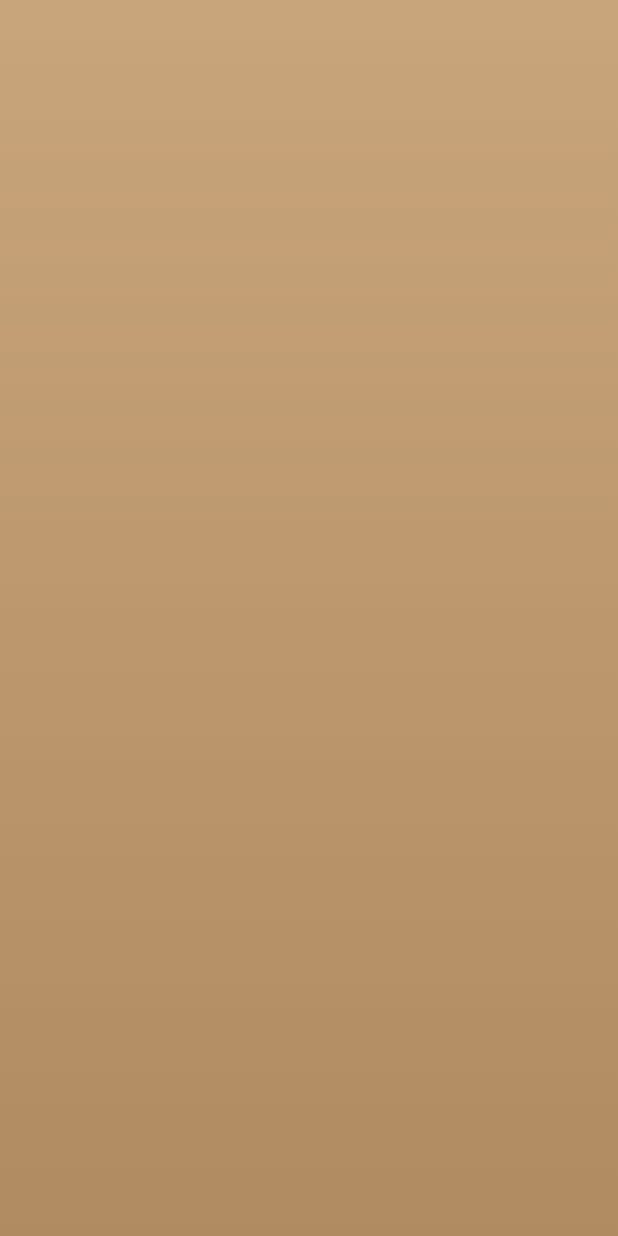
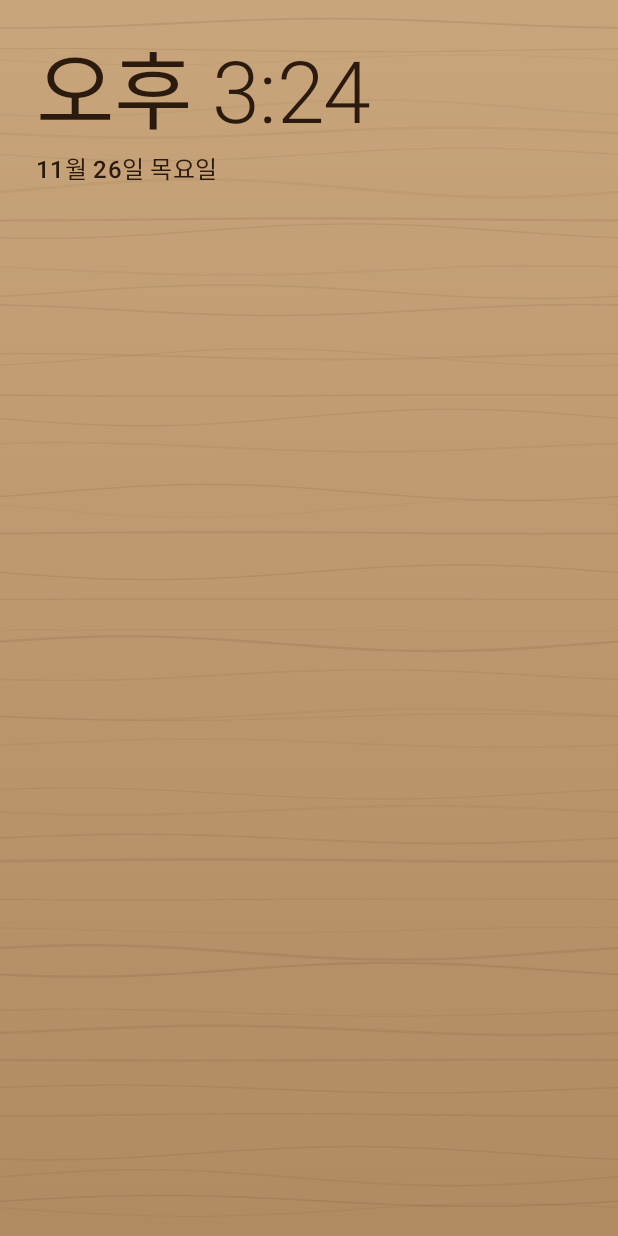
Before and after one commit to baehh4159/launcher, an Android app built with Jetpack Compose: the @Preview function DeskScreenLoadingPreview, on a phone screen of 412 x 824 dp. Run offline under Robolectric (Android 15) with nearby library versions, the phone set to English and light mode, and no system bars; libraries missing offline, so code that uses them is left out: androidx.hilt.lifecycle.

Commit message:
feat(desk): SHELL-02 책상 시계·날짜와 나뭇결 배경
- TIME_TICK/TIME_CHANGED/TIMEZONE_CHANGED + 재개 시 보정으로 분 단위 시계
- 12/24시간제·로케일별 포맷 (DeskClockFormatter + 단위 테스트)
- DeskSurface 나뭇결(drawWithCache), DeskColors.onDesk/deskGrain 토큰
- Preview: DeskClock(라이트/다크/글꼴 배율), DeskScreen 갱신

Co-Authored-By: Claude Opus 5.5 <noreply@anthropic.com>
Claude-Session: https://claude.ai/code/session_01SZ5NYnqNU5NRdHTfN6dLwr

```diff
--- a/core/designsystem/src/main/kotlin/com/desklauncher/core/designsystem/component/DeskSurface.kt
+++ b/core/designsystem/src/main/kotlin/com/desklauncher/core/designsystem/component/DeskSurface.kt
@@ -9,12 +9,18 @@ import androidx.compose.material3.Text
 import androidx.compose.runtime.Composable
 import androidx.compose.ui.Alignment
 import androidx.compose.ui.Modifier
+import androidx.compose.ui.draw.drawWithCache
+import androidx.compose.ui.geometry.Offset
 import androidx.compose.ui.graphics.Brush
+import androidx.compose.ui.graphics.Color
+import androidx.compose.ui.unit.dp
 import com.desklauncher.core.designsystem.preview.DeskFontScalePreviews
 import com.desklauncher.core.designsystem.preview.DeskPreviews
 import com.desklauncher.core.designsystem.theme.DeskTheme
+import kotlin.math.sin
+import kotlin.random.Random
 
-/** 책상 상판 배경. 질감(나뭇결) 레이어는 SHELL-02에서 추가한다. */
+/** 책상 상판 배경: 세로 그라데이션 + 은은한 나뭇결. */
 @Composable
 fun DeskSurface(
     modifier: Modifier = Modifier,
@@ -24,10 +30,42 @@ fun DeskSurface(
     Box(
         modifier = modifier
             .fillMaxSize()
-            .background(Brush.verticalGradient(listOf(colors.deskTop, colors.deskBottom))),
+            .background(Brush.verticalGradient(listOf(colors.deskTop, colors.deskBottom)))
+            .woodGrain(colors.deskGrain),
         content = content,
     )
 }
+
+/**
+ * 나뭇결: 고정 시드로 만든 완만한 곡선 몇 줄. 크기가 바뀔 때만 다시 계산한다(drawWithCache).
+ * 이미지 리소스 없이 그려 APK 크기와 디코딩 비용을 아낀다.
+ */
+private fun Modifier.woodGrain(color: Color): Modifier = drawWithCache {
+    val random = Random(GrainSeed)
+    val lineCount = (size.height / 18.dp.toPx()).toInt().coerceAtLeast(1)
+    val segments = 24
+    val lines = List(lineCount) { index ->
+        val baseY = (index + random.nextFloat()) * size.height / lineCount
+        val amplitude = random.nextFloat() * 6.dp.toPx()
+        val phase = random.nextFloat() * 6.28f
+        val alpha = 0.35f + random.nextFloat() * 0.65f
+        val stroke = (0.6f + random.nextFloat() * 1.2f).dp.toPx()
+        val points = List(segments + 1) { step ->
+            val x = size.width * step / segments
+            Offset(x, baseY + amplitude * sin(phase + x / size.width * 6.28f))
+        }
+        Triple(points, alpha, stroke)
+    }
+    onDrawBehind {
+        lines.forEach { (points, alpha, stroke) ->
+            for (i in 0 until points.lastIndex) {
+                drawLine(color.copy(alpha = color.alpha * alpha), points[i], points[i + 1], strokeWidth = stroke)
+            }
+        }
+    }
+}
+
+private const val GrainSeed = 2026
 
 @DeskPreviews
 @DeskFontScalePreviews
@@ -38,6 +76,7 @@ private fun DeskSurfacePreview() {
             Text(
                 text = "책상 위",
                 style = MaterialTheme.typography.headlineMedium,
+                color = DeskTheme.colors.onDesk,
                 modifier = Modifier.align(Alignment.Center),
             )
         }
--- a/core/designsystem/src/main/kotlin/com/desklauncher/core/designsystem/theme/Color.kt
+++ b/core/designsystem/src/main/kotlin/com/desklauncher/core/designsystem/theme/Color.kt
@@ -31,3 +31,5 @@ internal val DeskTopLight = Color(0xFFC9A57B)
 internal val DeskBottomLight = Color(0xFFB08A60)
 internal val DeskTopDark = Color(0xFF3A2D22)
 internal val DeskBottomDark = Color(0xFF2A2019)
+internal val DeskGrainLight = Color(0x1F5A3A22)
+internal val DeskGrainDark = Color(0x1A000000)
--- a/core/designsystem/src/main/kotlin/com/desklauncher/core/designsystem/theme/DeskColors.kt
+++ b/core/designsystem/src/main/kotlin/com/desklauncher/core/designsystem/theme/DeskColors.kt
@@ -9,6 +9,10 @@ import androidx.compose.ui.graphics.Color
 data class DeskColors(
     val deskTop: Color,
     val deskBottom: Color,
+    /** 책상 상판 위 글자(시계 등) */
+    val onDesk: Color,
+    /** 나뭇결 무늬 선 색 (알파 포함) */
+    val deskGrain: Color,
     val paper: Color,
     val onPaper: Color,
 )
@@ -16,6 +20,8 @@ data class DeskColors(
 internal val LightDeskColors = DeskColors(
     deskTop = DeskTopLight,
     deskBottom = DeskBottomLight,
+    onDesk = Walnut10,
+    deskGrain = DeskGrainLight,
     paper = Paper98,
     onPaper = Ink10,
 )
@@ -23,6 +29,8 @@ internal val LightDeskColors = DeskColors(
 internal val DarkDeskColors = DeskColors(
     deskTop = DeskTopDark,
     deskBottom = DeskBottomDark,
+    onDesk = Ink90,
+    deskGrain = DeskGrainDark,
     paper = Night20,
     onPaper = Ink90,
 )
--- a/feature/desk/src/main/kotlin/com/desklauncher/feature/desk/ui/DeskScreen.kt
+++ b/feature/desk/src/main/kotlin/com/desklauncher/feature/desk/ui/DeskScreen.kt
@@ -1,12 +1,16 @@
 package com.desklauncher.feature.desk.ui
 
+import android.text.format.DateFormat
 import androidx.compose.foundation.layout.Box
 import androidx.compose.foundation.layout.padding
 import androidx.compose.foundation.layout.safeDrawingPadding
 import androidx.compose.runtime.Composable
 import androidx.compose.runtime.getValue
+import androidx.compose.runtime.remember
 import androidx.compose.ui.Alignment
 import androidx.compose.ui.Modifier
+import androidx.compose.ui.platform.LocalConfiguration
+import androidx.compose.ui.platform.LocalContext
 import androidx.compose.ui.res.stringResource
 import androidx.compose.ui.unit.dp
 import androidx.hilt.lifecycle.viewmodel.compose.hiltViewModel
@@ -16,6 +20,10 @@ import com.desklauncher.core.designsystem.component.DeskSurface
 import com.desklauncher.core.designsystem.preview.DeskPreviews
 import com.desklauncher.core.designsystem.theme.DeskTheme
 import com.desklauncher.feature.desk.R
+import com.desklauncher.feature.desk.clock.DeskClockFormatter
+import com.desklauncher.feature.desk.clock.DeskClockText
+import com.desklauncher.feature.desk.clock.rememberCurrentMinute
+import com.desklauncher.feature.desk.ui.component.DeskClock
 import com.desklauncher.feature.desk.ui.component.PlaceholderTabColumn
 import com.desklauncher.feature.desk.ui.preview.DeskPreviewData
 
@@ -26,8 +34,15 @@ fun DeskRoute(
     viewModel: DeskViewModel = hiltViewModel(),
 ) {
     val uiState by viewModel.uiState.collectAsStateWithLifecycle()
+    val now = rememberCurrentMinute()
+    val context = LocalContext.current
+    val locale = LocalConfiguration.current.locales[0]
+    val clock = remember(now, locale) {
+        DeskClockFormatter.format(now, DateFormat.is24HourFormat(context), locale)
+    }
     DeskScreen(
         state = uiState,
+        clock = clock,
         onAction = { action ->
             when (action) {
                 is DeskAction.OpenTool -> onOpenTool(action.toolId)
@@ -40,11 +55,18 @@ fun DeskRoute(
 @Composable
 fun DeskScreen(
     state: DeskUiState,
+    clock: DeskClockText,
     onAction: (DeskAction) -> Unit,
     modifier: Modifier = Modifier,
 ) {
     DeskSurface(modifier = modifier) {
         Box(modifier = Modifier.safeDrawingPadding()) {
+            DeskClock(
+                clock = clock,
+                modifier = Modifier
+                    .align(Alignment.TopStart)
+                    .padding(horizontal = 24.dp, vertical = 16.dp),
+            )
             when {
                 // 로딩 중에는 빈 책상만 보여 준다 (홈 복귀 시 깜빡임 방지).
                 state.isLoading -> Unit
@@ -69,7 +91,7 @@ fun DeskScreen(
 @Composable
 private fun DeskScreenPreview() {
     DeskTheme {
-        DeskScreen(state = DeskPreviewData.withTabs, onAction = {})
+        DeskScreen(state = DeskPreviewData.withTabs, clock = DeskPreviewData.clock, onAction = {})
     }
 }
 
@@ -77,7 +99,7 @@ private fun DeskScreenPreview() {
 @Composable
 private fun DeskScreenEmptyPreview() {
     DeskTheme {
-        DeskScreen(state = DeskPreviewData.empty, onAction = {})
+        DeskScreen(state = DeskPreviewData.empty, clock = DeskPreviewData.clock, onAction = {})
     }
 }
 
@@ -85,6 +107,6 @@ private fun DeskScreenEmptyPreview() {
 @Composable
 private fun DeskScreenLoadingPreview() {
     DeskTheme {
-        DeskScreen(state = DeskPreviewData.loading, onAction = {})
+        DeskScreen(state = DeskPreviewData.loading, clock = DeskPreviewData.clock, onAction = {})
     }
 }
--- /dev/null
+++ b/feature/desk/src/main/kotlin/com/desklauncher/feature/desk/ui/component/DeskClock.kt
@@ -0,0 +1,55 @@
+package com.desklauncher.feature.desk.ui.component
+
+import androidx.compose.foundation.layout.Column
+import androidx.compose.foundation.layout.padding
+import androidx.compose.material3.MaterialTheme
+import androidx.compose.material3.Text
+import androidx.compose.runtime.Composable
+import androidx.compose.ui.Modifier
+import androidx.compose.ui.semantics.heading
+import androidx.compose.ui.semantics.semantics
+import androidx.compose.ui.text.font.FontWeight
+import androidx.compose.ui.unit.dp
+import com.desklauncher.core.designsystem.component.DeskSurface
+import com.desklauncher.core.designsystem.preview.DeskFontScalePreviews
+import com.desklauncher.core.designsystem.preview.DeskPreviews
+import com.desklauncher.core.designsystem.theme.DeskTheme
+import com.desklauncher.feature.desk.clock.DeskClockText
+
+/** 책상 좌상단 시계 (SHELL-02). */
+@Composable
+internal fun DeskClock(
+    clock: DeskClockText,
+    modifier: Modifier = Modifier,
+) {
+    val color = DeskTheme.colors.onDesk
+    Column(modifier = modifier.semantics(mergeDescendants = true) { heading() }) {
+        Text(
+            text = clock.time,
+            style = MaterialTheme.typography.displayLarge,
+            fontWeight = FontWeight.Light,
+            color = color,
+            maxLines = 1,
+        )
+        Text(
+            text = clock.date,
+            style = MaterialTheme.typography.titleMedium,
+            color = color,
+            maxLines = 1,
+        )
+    }
+}
+
+@DeskPreviews
+@DeskFontScalePreviews
+@Composable
+private fun DeskClockPreview() {
+    DeskTheme {
+        DeskSurface {
+            DeskClock(
+                clock = DeskClockText(time = "오후 3:24", date = "11월 26일 목요일"),
+                modifier = Modifier.padding(24.dp),
+            )
+        }
+    }
+}
--- a/feature/desk/src/main/kotlin/com/desklauncher/feature/desk/ui/preview/DeskPreviewData.kt
+++ b/feature/desk/src/main/kotlin/com/desklauncher/feature/desk/ui/preview/DeskPreviewData.kt
@@ -8,11 +8,14 @@ import androidx.compose.material.icons.outlined.Checklist
 import androidx.compose.material.icons.outlined.FolderOpen
 import com.desklauncher.core.designsystem.text.UiText
 import com.desklauncher.core.designsystem.theme.DeskTabColor
+import com.desklauncher.feature.desk.clock.DeskClockText
 import com.desklauncher.feature.desk.ui.DeskTabUi
 import com.desklauncher.feature.desk.ui.DeskUiState
 
 /** Preview 전용 가짜 데이터 (Hilt·DB 없이 동작). */
 internal object DeskPreviewData {
+
+    val clock = DeskClockText(time = "오후 3:24", date = "11월 26일 목요일")
 
     val loading = DeskUiState(isLoading = true)
 
```
Also changed, not shown: feature/desk/src/main/kotlin/com/desklauncher/feature/desk/clock/CurrentMinute.kt (added, +50 -0 lines), feature/desk/src/main/kotlin/com/desklauncher/feature/desk/clock/DeskClockFormatter.kt (added, +25 -0 lines), 1 other file.
